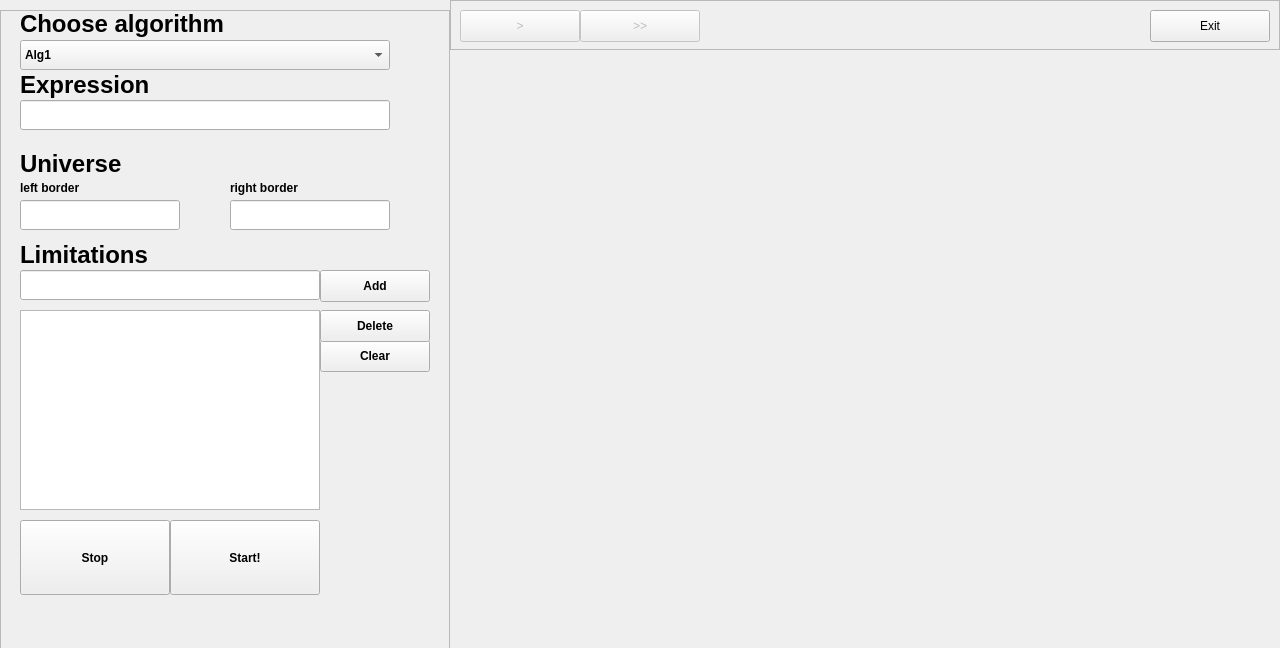
The window that python/ui/main.ui (TypicalCode0/Development-and-visualization-of-optimization-algorithms) describes before a commit, drawn with Qt 5.
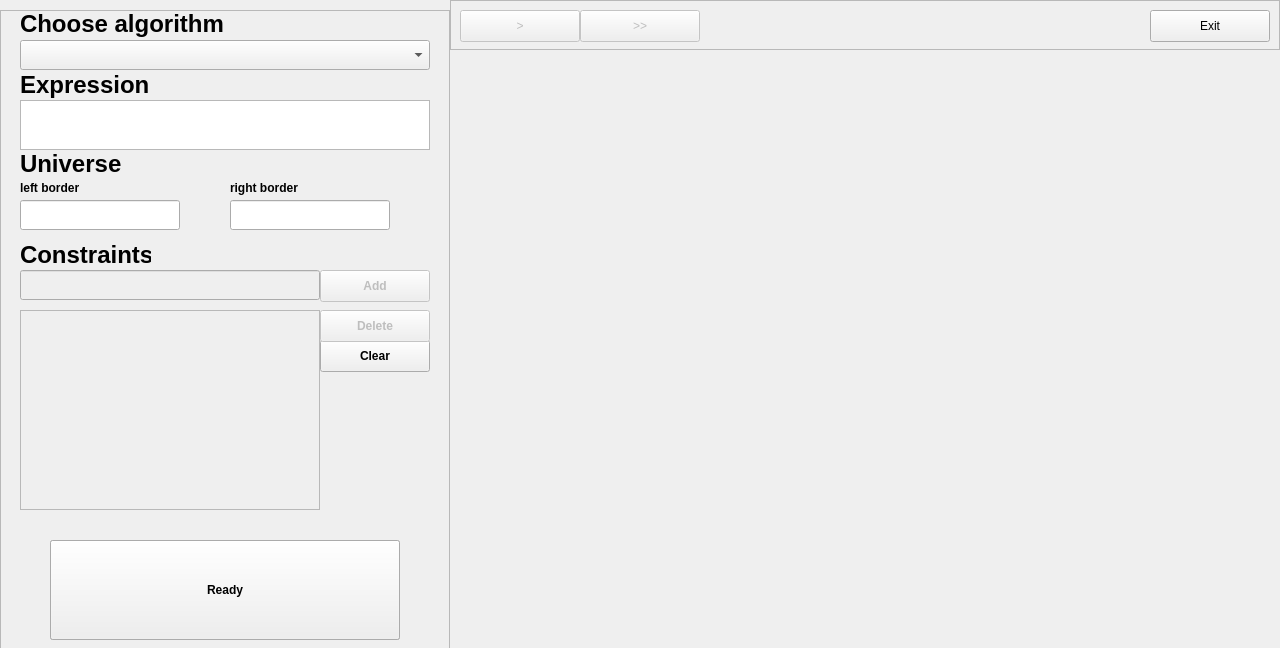
The same window after the commit.

The edit to the form file:
```diff
--- a/python/ui/main.ui
+++ b/python/ui/main.ui
@@ -26,7 +26,7 @@
       <x>0</x>
       <y>10</y>
       <width>450</width>
-      <height>650</height>
+      <height>651</height>
      </rect>
     </property>
     <property name="font">
@@ -53,28 +53,13 @@
       <rect>
        <x>20</x>
        <y>30</y>
-       <width>370</width>
+       <width>410</width>
        <height>30</height>
       </rect>
      </property>
      <property name="styleSheet">
       <string notr="true"/>
      </property>
-     <item>
-      <property name="text">
-       <string>Alg1</string>
-      </property>
-     </item>
-     <item>
-      <property name="text">
-       <string>Alg2</string>
-      </property>
-     </item>
-     <item>
-      <property name="text">
-       <string>Alg3</string>
-      </property>
-     </item>
     </widget>
     <widget class="QLabel" name="label_expression">
      <property name="geometry">
@@ -157,7 +142,7 @@
       <string>&lt;html&gt;&lt;head/&gt;&lt;body&gt;&lt;p&gt;&lt;br/&gt;&lt;/p&gt;&lt;/body&gt;&lt;/html&gt;</string>
      </property>
      <property name="text">
-      <string>&lt;html&gt;&lt;head/&gt;&lt;body&gt;&lt;p&gt;&lt;span style=&quot; font-size:18pt;&quot;&gt;Limitations&lt;/span&gt;&lt;/p&gt;&lt;/body&gt;&lt;/html&gt;</string>
+      <string>&lt;html&gt;&lt;head/&gt;&lt;body&gt;&lt;p&gt;&lt;span style=&quot; font-size:18pt;&quot;&gt;Constraints&lt;/span&gt;&lt;/p&gt;&lt;/body&gt;&lt;/html&gt;</string>
      </property>
      <property name="textFormat">
       <enum>Qt::AutoText</enum>
@@ -165,7 +150,7 @@
     </widget>
     <widget class="QLineEdit" name="lineEdit_new_constraints">
      <property name="enabled">
-      <bool>true</bool>
+      <bool>false</bool>
      </property>
      <property name="geometry">
       <rect>
@@ -181,7 +166,7 @@
     </widget>
     <widget class="QPushButton" name="pushButton_add_constraint">
      <property name="enabled">
-      <bool>true</bool>
+      <bool>false</bool>
      </property>
      <property name="geometry">
       <rect>
@@ -222,7 +207,7 @@
     </widget>
     <widget class="QPushButton" name="pushButton_delete_constraint">
      <property name="enabled">
-      <bool>true</bool>
+      <bool>false</bool>
      </property>
      <property name="geometry">
       <rect>
@@ -238,7 +223,7 @@
     </widget>
     <widget class="QListWidget" name="listWidget_constraints">
      <property name="enabled">
-      <bool>true</bool>
+      <bool>false</bool>
      </property>
      <property name="geometry">
       <rect>
@@ -249,29 +234,6 @@
       </rect>
      </property>
     </widget>
-    <widget class="QPushButton" name="pushButton_stop">
-     <property name="geometry">
-      <rect>
-       <x>20</x>
-       <y>510</y>
-       <width>150</width>
-       <height>75</height>
-      </rect>
-     </property>
-     <property name="text">
-      <string>Stop</string>
-     </property>
-    </widget>
-    <widget class="QLineEdit" name="lineEdit_expression">
-     <property name="geometry">
-      <rect>
-       <x>20</x>
-       <y>90</y>
-       <width>370</width>
-       <height>30</height>
-      </rect>
-     </property>
-    </widget>
     <widget class="QLabel" name="label">
      <property name="geometry">
       <rect>
@@ -298,52 +260,49 @@
       <string>right border</string>
      </property>
     </widget>
+    <widget class="QPushButton" name="pushButton_stop">
+     <property name="geometry">
+      <rect>
+       <x>50</x>
+       <y>530</y>
+       <width>350</width>
+       <height>100</height>
+      </rect>
+     </property>
+     <property name="text">
+      <string>Stop</string>
+     </property>
+    </widget>
     <widget class="QPushButton" name="pushButton_ready">
      <property name="geometry">
       <rect>
-       <x>170</x>
-       <y>510</y>
-       <width>150</width>
-       <height>75</height>
+       <x>50</x>
+       <y>530</y>
+       <width>350</width>
+       <height>100</height>
       </rect>
      </property>
-     <property name="font">
-      <font>
-       <underline>false</underline>
-       <stylestrategy>PreferDefault</stylestrategy>
-       <kerning>true</kerning>
-      </font>
-     </property>
      <property name="text">
-      <string>Start!</string>
+      <string>Ready</string>
      </property>
-     <property name="autoDefault">
-      <bool>false</bool>
+    </widget>
+    <widget class="QTextEdit" name="textEdit_expression">
+     <property name="geometry">
+      <rect>
+       <x>20</x>
+       <y>90</y>
+       <width>410</width>
+       <height>50</height>
+      </rect>
      </property>
-     <property name="default">
-      <bool>false</bool>
+     <property name="html">
+      <string>&lt;!DOCTYPE HTML PUBLIC &quot;-//W3C//DTD HTML 4.0//EN&quot; &quot;http://www.w3.org/TR/REC-html40/strict.dtd&quot;&gt;
+&lt;html&gt;&lt;head&gt;&lt;meta name=&quot;qrichtext&quot; content=&quot;1&quot; /&gt;&lt;style type=&quot;text/css&quot;&gt;
+p, li { white-space: pre-wrap; }
+&lt;/style&gt;&lt;/head&gt;&lt;body style=&quot; font-family:'Arial'; font-size:13pt; font-weight:600; font-style:normal;&quot;&gt;
+&lt;p style=&quot;-qt-paragraph-type:empty; margin-top:0px; margin-bottom:0px; margin-left:0px; margin-right:0px; -qt-block-indent:0; text-indent:0px; font-family:'.AppleSystemUIFont'; font-weight:400;&quot;&gt;&lt;br /&gt;&lt;/p&gt;&lt;/body&gt;&lt;/html&gt;</string>
      </property>
-     <property name="flat">
-      <bool>false</bool>
-     </property>
     </widget>
-    <zorder>pushButton_stop</zorder>
-    <zorder>comboBox_choose_alg</zorder>
-    <zorder>label_expression</zorder>
-    <zorder>label_choose_algorithm</zorder>
-    <zorder>label_universe</zorder>
-    <zorder>lineEdit_universe_left</zorder>
-    <zorder>lineEdit_universe_right</zorder>
-    <zorder>label_constraints</zorder>
-    <zorder>lineEdit_new_constraints</zorder>
-    <zorder>pushButton_add_constraint</zorder>
-    <zorder>pushButton_clear_constraints</zorder>
-    <zorder>pushButton_delete_constraint</zorder>
-    <zorder>listWidget_constraints</zorder>
-    <zorder>lineEdit_expression</zorder>
-    <zorder>label</zorder>
-    <zorder>label_2</zorder>
-    <zorder>pushButton_ready</zorder>
    </widget>
    <widget class="QFrame" name="frame_2">
     <property name="geometry">
```
